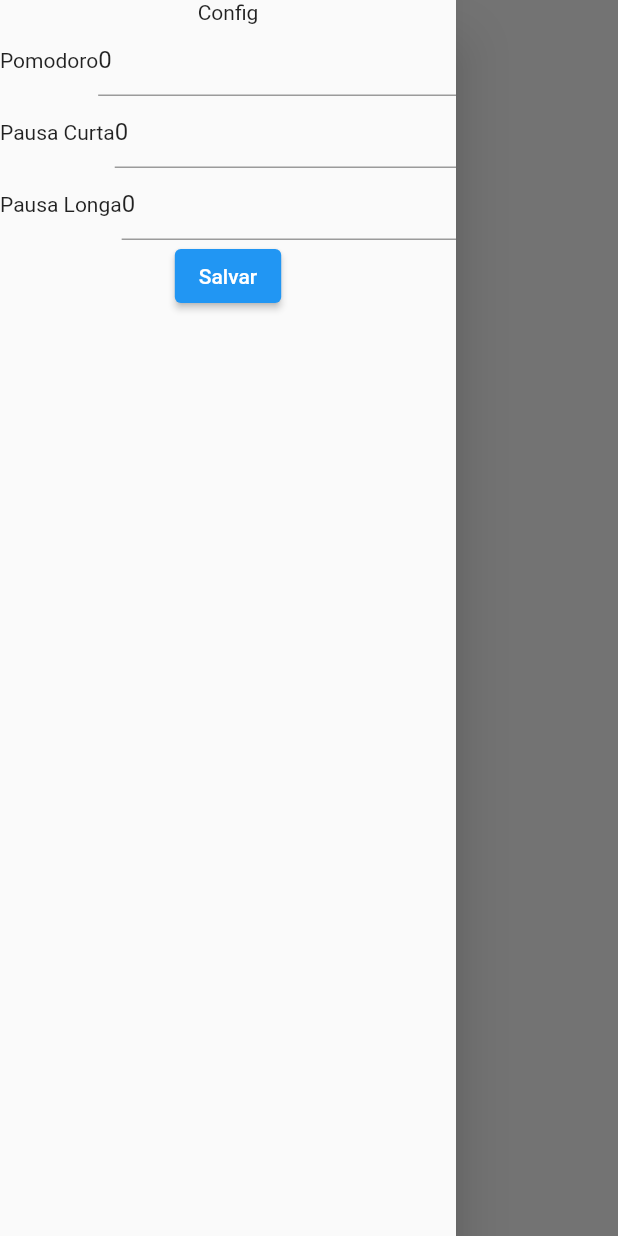
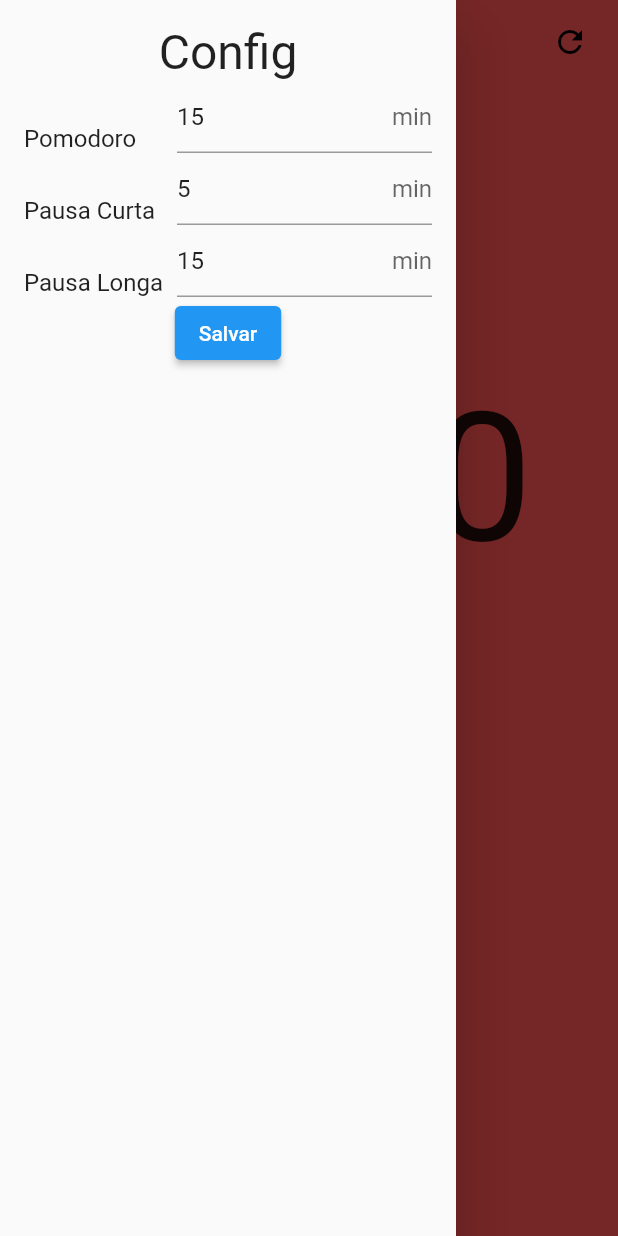
Before and after one commit to DouglasLeal/flutter-pomodoro, a Flutter app: the screen it shows after launch, with the side drawer open, on a phone screen of 412 x 824 dp. Run offline on Flutter 3.47's test engine with Material 2 defaults, Android fonts, the phone set to English and light mode, and no system bars.

Commit message:
Ajuste no layout

```diff
--- a/lib/pages/home_page.dart
+++ b/lib/pages/home_page.dart
@@ -15,13 +15,14 @@ class _HomePageState extends State<HomePage> {
   var pausaCurtaController = TextEditingController();
   var pausaLongaController = TextEditingController();
 
-  var pomodoroTempo = 5;
-  var pausaCurtaTempo = 6;
-  var pausaLongaTempo = 7;
+  var pomodoroTempo = 900;
+  var pausaCurtaTempo = 300;
+  var pausaLongaTempo = 900;
 
   Timer? timer;
   var contagemPausas = 0;
   var momentoPomodoro = false;
+  Color? corBackground;
 
   late var tempo;
   late var tempoFormatado = formatarTempo();
@@ -30,68 +31,33 @@ class _HomePageState extends State<HomePage> {
   void initState() {
     super.initState();
 
-    pomodoroController.text = (pomodoroTempo ~/ 60).toString();
-    pausaCurtaController.text = (pausaCurtaTempo ~/ 60).toString();
-    pausaLongaController.text = (pausaLongaTempo ~/ 60).toString();
-
+    apresentarTemposNoTextField();
     prepararPomodoro();
   }
 
   @override
   Widget build(BuildContext context) {
     return Scaffold(
+      backgroundColor: corBackground,
         appBar: AppBar(
           backgroundColor: Colors.transparent,
           shadowColor: Colors.transparent,
           foregroundColor: Colors.black,
+          actions: [
+            TextButton(onPressed: () { reiniciar(); },
+            child: const Icon(Icons.refresh, color: Colors.black,),)
+          ],
         ),
         drawer: Drawer(
           child: SafeArea(
+            child: Padding(
+              padding: const EdgeInsets.all(16.0),
               child: Column(
                 children: [
-                Text("Config"),
-                Row(
-                  children: [
-                    Text("Pomodoro"),
-                    Expanded(
-                      child: TextField(
-                        controller: pomodoroController,
-                        keyboardType: TextInputType.number,
-                        inputFormatters: [
-                          FilteringTextInputFormatter.digitsOnly
-                        ],
-                      ),
-                    ),
-                  ],
-                ),
-                Row(
-                  children: [
-                    Text("Pausa Curta"),
-                    Expanded(
-                      child: TextField(
-                        controller: pausaCurtaController,
-                        keyboardType: TextInputType.number,
-                        inputFormatters: [
-                          FilteringTextInputFormatter.digitsOnly
-                        ],
-                      ),
-                    ),
-                  ],
-                ),
-                Row(
-                  children: [
-                    Text("Pausa Longa"),
-                    Expanded(
-                      child: TextField(
-                        controller: pausaLongaController,
-                        keyboardType: TextInputType.number,
-                        inputFormatters: [
-                          FilteringTextInputFormatter.digitsOnly
-                        ],
-                      ),
-                    ),
-                  ],
-                ),
+                  txt("Config", fontSize: 32.0),
+                  timeInput("Pomodoro", pomodoroController),
+                  timeInput("Pausa Curta", pausaCurtaController),
+                  timeInput("Pausa Longa", pausaLongaController),
                   ElevatedButton(
                     onPressed: () {
                       setState(() {
@@ -102,9 +68,7 @@ class _HomePageState extends State<HomePage> {
                             int.parse(pausaLongaController.text) * 60;
                         tempoFormatado = formatarTempo();
                       });
-                    if (timer != null) {
-                      pausarContagem();
-                    }
+                      reiniciar();
                       Navigator.pop(context);
                     },
                     child: Text("Salvar"),
@@ -113,14 +77,22 @@ class _HomePageState extends State<HomePage> {
               ),
             ),
           ),
+        ),
         body: Column(
           mainAxisAlignment: MainAxisAlignment.spaceEvenly,
           crossAxisAlignment: CrossAxisAlignment.center,
           children: [
             Center(
-              child: Text(tempoFormatado),
+              child: Text(
+                tempoFormatado,
+                style: const TextStyle(
+                  fontSize: 120,
                 ),
-            timer == null ? button("Iniciar", iniciarContagem) : button("Pausar", pausarContagem),
+              ),
+            ),
+            timer == null
+                ? button("Iniciar", iniciarContagem)
+                : button("Pausar", pausarContagem),
           ],
         ));
   }
@@ -132,17 +104,17 @@ class _HomePageState extends State<HomePage> {
         setState(() {
           tempoFormatado = formatarTempo();
         });
-      }else{
+      } else {
         pausarContagem();
-        if(momentoPomodoro){
-          if(contagemPausas > 3){
+        if (momentoPomodoro) {
+          if (contagemPausas > 3) {
             contagemPausas = 0;
             prepararPausaLonga();
-          }else{
+          } else {
             contagemPausas++;
             prepararPausaCurta();
           }
-        }else{
+        } else {
           prepararPomodoro();
         }
       }
@@ -152,31 +124,47 @@ class _HomePageState extends State<HomePage> {
   }
 
   void pausarContagem() {
+    if(timer != null){
       timer!.cancel();
       timer = null;
+    }
 
     setState(() {});
   }
 
-  void prepararPomodoro(){
+  void reiniciar(){
+    pausarContagem();
+    prepararPomodoro();
+  }
+
+  void prepararPomodoro() {
     tempo = pomodoroTempo;
     tempoFormatado = formatarTempo();
     momentoPomodoro = true;
+    corBackground = Colors.redAccent;
     setState(() {});
   }
 
-  void prepararPausaCurta(){
+  void prepararPausaCurta() {
     tempo = pausaCurtaTempo;
     tempoFormatado = formatarTempo();
     momentoPomodoro = false;
+    corBackground = Colors.blueAccent;
     setState(() {});
   }
 
-  void prepararPausaLonga(){
+  void prepararPausaLonga() {
     tempo = pausaLongaTempo;
     tempoFormatado = formatarTempo();
     momentoPomodoro = false;
+    corBackground = Colors.greenAccent;
     setState(() {});
+  }
+
+  void apresentarTemposNoTextField() {
+    pomodoroController.text = (pomodoroTempo ~/ 60).toString();
+    pausaCurtaController.text = (pausaCurtaTempo ~/ 60).toString();
+    pausaLongaController.text = (pausaLongaTempo ~/ 60).toString();
   }
 
   String formatarTempo() {
@@ -188,7 +176,42 @@ class _HomePageState extends State<HomePage> {
 
 Widget button(String texto, Function fn) {
   return ElevatedButton(
-    onPressed: (){fn();},
-    child: Text(texto),
+    onPressed: () {
+      fn();
+    },
+    style: ButtonStyle(),
+    child: Text(
+      texto,
+      style: const TextStyle(
+        fontSize: 40,
+      ),
+    ),
   );
 }
+
+Widget txt(texto, {fontSize = 16.0}){
+  return Text(texto, style: TextStyle(fontSize: fontSize),);
+}
+
+Widget timeInput(texto, controller){
+  return Row(
+    mainAxisAlignment: MainAxisAlignment.spaceBetween,
+    crossAxisAlignment: CrossAxisAlignment.end,
+    children: [
+      txt(texto),
+      SizedBox(
+        width: 170,
+        child: TextField(
+          controller: controller,
+          keyboardType: TextInputType.number,
+          inputFormatters: [
+            FilteringTextInputFormatter.digitsOnly
+          ],
+          decoration: const InputDecoration(
+            suffix: Text("min"),
+          ),
+        ),
+      ),
+    ],
+  );
+}
```
Lines whose indentation alone changed are shown as unchanged.
